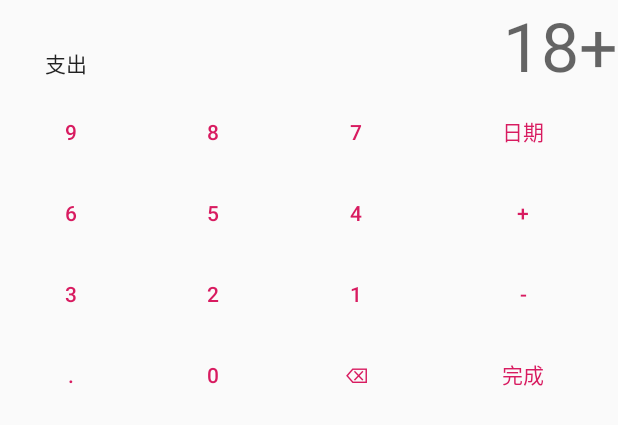
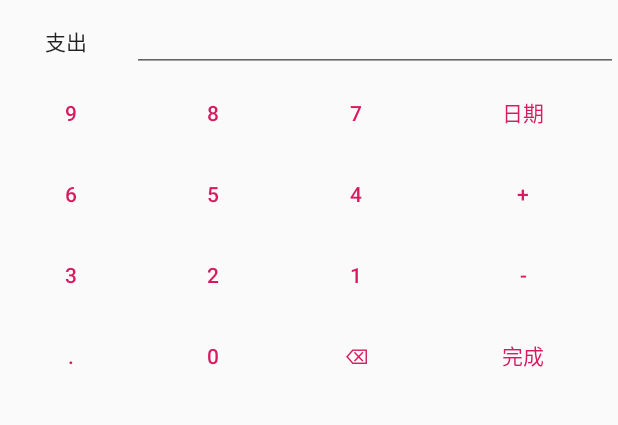
Before and after one commit to w-mj/DingDongZhangfang, an Android app: the layout add_account_fragment.xml on its own in the app's theme, with its tools: preview values and no code run, on a phone screen of 412 x 824 dp. Shown: the top 425 px of the screen. Run offline under Robolectric (Android 15) with nearby library versions, the phone set to English and light mode, and no system bars.

Commit message:
digital keyboard

```diff
--- a/app/src/main/res/layout/add_account_fragment.xml
+++ b/app/src/main/res/layout/add_account_fragment.xml
@@ -1,7 +1,7 @@
 <?xml version="1.0" encoding="utf-8"?>
 <layout xmlns:app="http://schemas.android.com/apk/res-auto">
     <data>
-        <variable name="digital_vm" type="com.dingdonginc.zhangfang.viewmodels.DigitalKeyboardViewModel"/>
+        <variable name="vm" type="com.dingdonginc.zhangfang.viewmodels.AddAccountViewModel"/>
     </data>
     <FrameLayout
             xmlns:android="http://schemas.android.com/apk/res/android"
@@ -19,7 +19,7 @@
                 layout="@layout/digital_keyboard"
                 android:layout_height="wrap_content"
                 android:layout_width="match_parent"
-                app:vm="@{digital_vm}"
+                app:vm="@{vm}"
         />
 
     </FrameLayout>
--- a/app/src/main/res/layout/digital_keyboard.xml
+++ b/app/src/main/res/layout/digital_keyboard.xml
@@ -1,11 +1,9 @@
 <?xml version="1.0" encoding="utf-8"?>
-<layout xmlns:app="http://schemas.android.com/apk/res-auto">
+<layout xmlns:android="http://schemas.android.com/apk/res/android" xmlns:tools="http://schemas.android.com/tools" xmlns:app="http://schemas.android.com/apk/res-auto">
     <data>
-        <variable name="vm" type="com.dingdonginc.zhangfang.viewmodels.DigitalKeyboardViewModel"/>
+        <variable name="vm" type="com.dingdonginc.zhangfang.viewmodels.AddAccountViewModel"/>
     </data>
 <LinearLayout
-        xmlns:android="http://schemas.android.com/apk/res/android"
-        xmlns:tools="http://schemas.android.com/tools"
         android:orientation="vertical"
         android:layout_height="wrap_content"
         android:layout_width="match_parent"
@@ -20,27 +18,39 @@
                 android:layout_height="wrap_content"
                 android:text="支出"
                 style="@style/Widget.AppCompat.Button.Borderless"/>
-        <Space
-                android:layout_width="0dp"
-                android:layout_height="wrap_content" android:layout_weight="1"/>
-        <TextView
-                android:layout_height="wrap_content"
-                android:layout_width="wrap_content"
-                android:text="18"
-                android:textAppearance="@style/TextAppearance.AppCompat.Display2"
-        />
-        <TextView
-                android:layout_height="wrap_content"
-                android:layout_width="wrap_content"
-                android:text="+"
-                android:textAppearance="@style/TextAppearance.AppCompat.Display2"
-        />
-        <TextView
-                android:layout_height="wrap_content"
-                android:layout_width="wrap_content"
-                android:text="@{Integer.toString(vm.currentInput)}"
-                android:textAppearance="@style/TextAppearance.AppCompat.Display2"
-        />
+        <EditText android:layout_width="match_parent"
+                  android:layout_height="match_parent"
+                  android:inputType="text"
+                  android:gravity="end"
+                  android:text="@{vm.currentInput}"
+                  android:textAppearance="@style/TextAppearance.AppCompat.Large"
+                  android:textIsSelectable="false"
+                  android:selectAllOnFocus="false"
+                  android:cursorVisible="false"
+                  android:focusable="true"
+                  android:focusableInTouchMode="false"
+                  android:importantForAutofill="no"/>
+        <!--<Space-->
+                <!--android:layout_width="0dp"-->
+                <!--android:layout_height="wrap_content" android:layout_weight="1"/>-->
+        <!--<TextView-->
+                <!--android:layout_height="wrap_content"-->
+                <!--android:layout_width="wrap_content"-->
+                <!--android:text="18"-->
+                <!--android:textAppearance="@style/TextAppearance.AppCompat.Display2"-->
+        <!--/>-->
+        <!--<TextView-->
+                <!--android:layout_height="wrap_content"-->
+                <!--android:layout_width="wrap_content"-->
+                <!--android:text="+"-->
+                <!--android:textAppearance="@style/TextAppearance.AppCompat.Display2"-->
+        <!--/>-->
+        <!--<TextView-->
+                <!--android:layout_height="wrap_content"-->
+                <!--android:layout_width="wrap_content"-->
+                <!--android:text="@{Integer.toString(vm.currentInput)}"-->
+                <!--android:textAppearance="@style/TextAppearance.AppCompat.Display2"-->
+        <!--/>-->
     </LinearLayout>
 
 
@@ -58,18 +68,18 @@
             <Button android:text="6" android:layout_weight="1" style="?android:attr/buttonBarButtonStyle" android:onClick="@{vm::onDigitalKeyClick}"/>
             <Button android:text="5" android:layout_weight="1" style="?android:attr/buttonBarButtonStyle" android:onClick="@{vm::onDigitalKeyClick}"/>
             <Button android:text="4" android:layout_weight="1" style="?android:attr/buttonBarButtonStyle" android:onClick="@{vm::onDigitalKeyClick}"/>
-            <Button android:text="+" android:layout_weight="2" style="?android:attr/buttonBarButtonStyle"/>
+            <Button android:text="+" android:layout_weight="2" style="?android:attr/buttonBarButtonStyle" android:onClick="@{vm::onDigitalKeyClick}"/>
         </TableRow>
         <TableRow>
             <Button android:text="3" android:layout_weight="1" style="?android:attr/buttonBarButtonStyle" android:onClick="@{vm::onDigitalKeyClick}"/>
             <Button android:text="2" android:layout_weight="1" style="?android:attr/buttonBarButtonStyle" android:onClick="@{vm::onDigitalKeyClick}"/>
             <Button android:text="1" android:layout_weight="1" style="?android:attr/buttonBarButtonStyle" android:onClick="@{vm::onDigitalKeyClick}"/>
-            <Button android:text="-" android:layout_weight="2" style="?android:attr/buttonBarButtonStyle"/>
+            <Button android:text="-" android:layout_weight="2" style="?android:attr/buttonBarButtonStyle" android:onClick="@{vm::onDigitalKeyClick}"/>
         </TableRow>
         <TableRow>
             <Button android:text="." android:layout_weight="1" style="?android:attr/buttonBarButtonStyle" android:onClick="@{vm::onDigitalKeyClick}"/>
             <Button android:text="0" android:layout_weight="1" style="?android:attr/buttonBarButtonStyle" android:onClick="@{vm::onDigitalKeyClick}"/>
-            <Button android:text="⌫" android:layout_weight="1" style="?android:attr/buttonBarButtonStyle" android:onClick="@{vm::onDigitalKeyClick}"/>
+            <Button android:text="⌫" android:layout_weight="1" style="?android:attr/buttonBarButtonStyle" android:onClick="@{vm::onBackspaceClick}"/>
             <Button android:text="完成" android:layout_weight="2" style="?android:attr/buttonBarButtonStyle"/>
         </TableRow>
     </TableLayout>
```
Also changed, not shown: app/src/main/java/com/dingdonginc/zhangfang/viewmodels/AddAccountViewModel.kt (+61 -1 lines), app/src/main/java/com/dingdonginc/zhangfang/viewmodels/DigitalKeyboardViewModel.kt (deleted, +0 -23 lines), app/src/main/java/com/dingdonginc/zhangfang/views/AddAccountFragment.kt (+2 -5 lines).
